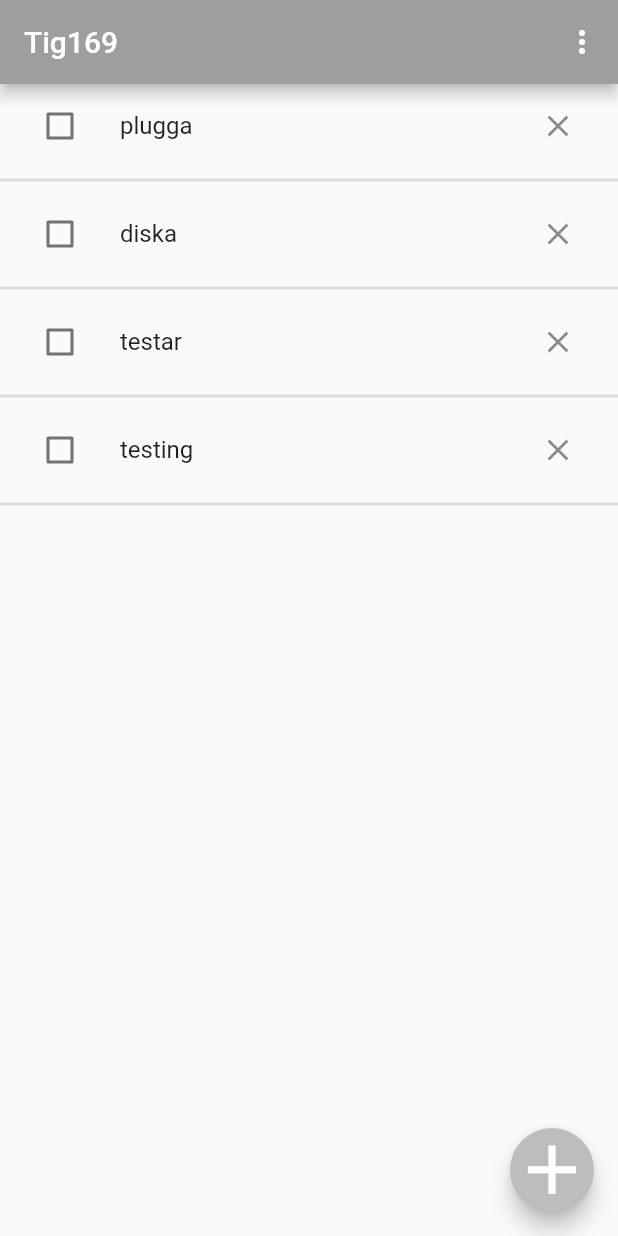
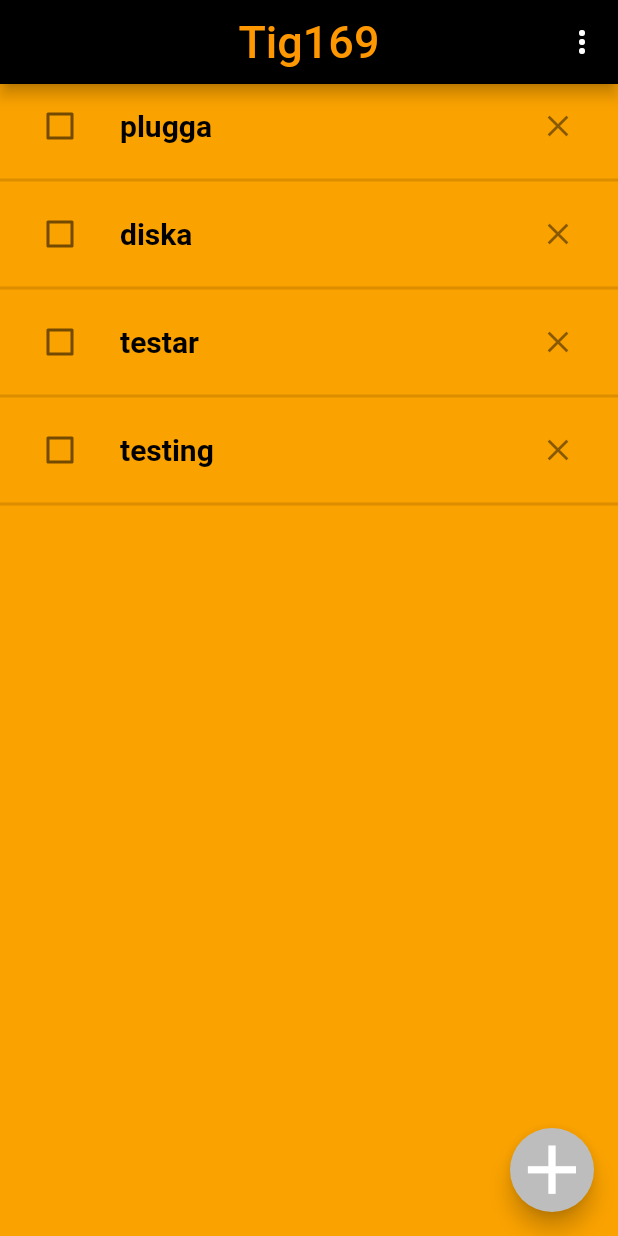
Before and after one commit to gu-tig169-ht21/gusaxellth, a Flutter app: the screen it shows after launch, on a phone screen of 412 x 824 dp. Run offline on Flutter 3.47's test engine with Material 2 defaults, Android fonts, the phone set to English and light mode, and no system bars.

Commit message:
Fixar till allt typ

```diff
--- a/lib/main.dart
+++ b/lib/main.dart
@@ -21,9 +21,14 @@ class MainView extends StatelessWidget {
   @override
   Widget build(BuildContext context) {
     return Scaffold(
+      backgroundColor: Color.fromARGB(255, 250, 162, 0),
       appBar: AppBar(
-        title: Text('Tig169'),
-        backgroundColor: Colors.grey,
+        centerTitle: true,
+        title: Text(
+          'Tig169',
+          style: TextStyle(fontSize: 30, color: Colors.orange),
+        ),
+        backgroundColor: Colors.black,
         actions: [
           PopupMenuButton(
               itemBuilder: (context) => [
@@ -84,7 +89,14 @@ class MainView extends StatelessWidget {
   Widget _listItems(thelistTitle) {
     return ListTile(
       leading: checkBoxClass(),
-      title: Text(thelistTitle),
+      title: Text(
+        thelistTitle,
+        style: TextStyle(
+          fontSize: 20,
+          fontWeight: FontWeight.bold,
+          color: Colors.black,
+        ),
+      ),
       trailing: IconButton(
         icon: Icon(Icons.clear),
         onPressed: () {},
@@ -131,6 +143,7 @@ class checkBoxClassState extends State<checkBoxClass> {
   @override
   Widget build(BuildContext context) {
     return Checkbox(
+        activeColor: Colors.black,
         value: _myBool,
         onChanged: (value) {
           setState(() {
```
